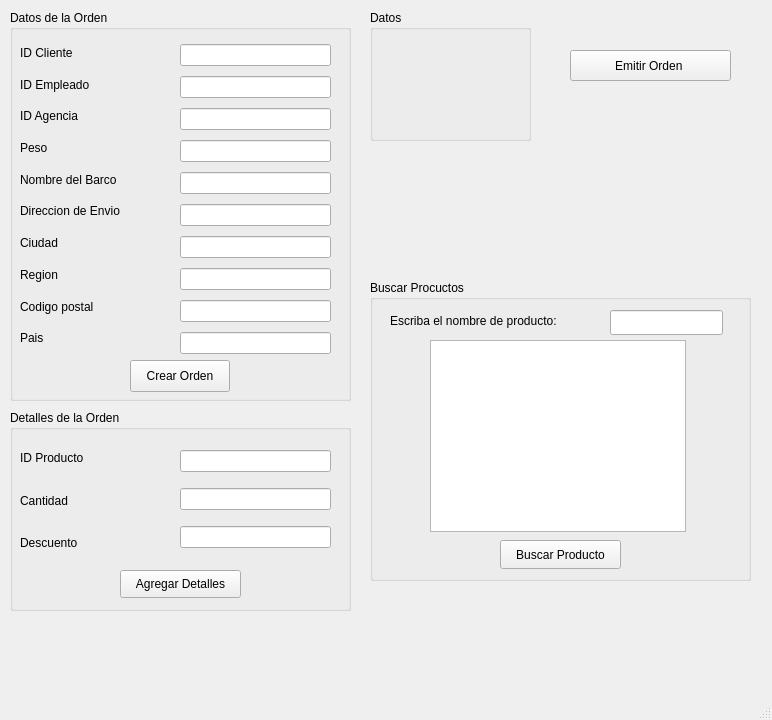
Qt form mainwindow.ui (jairoaguilarts/Desktop-App-Proyect) before a commit.
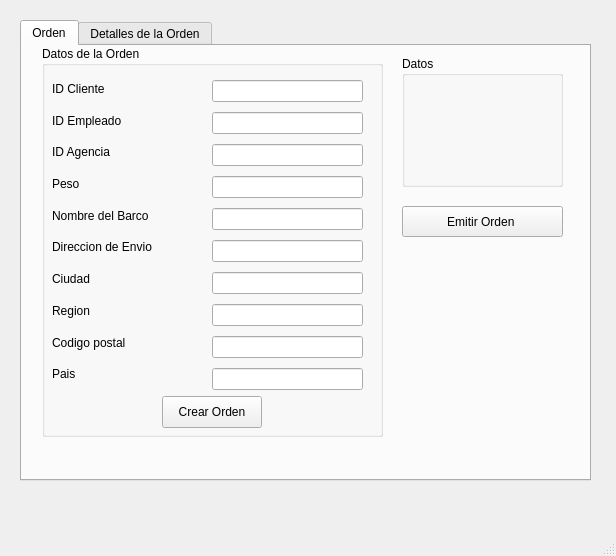
The same form after that commit. The open tabs and pages were chosen to show the change.

Commit message: UI para los reportes, e implementacion de tabs en el frame principal

```diff
--- a/mainwindow.ui
+++ b/mainwindow.ui
@@ -6,19 +6,38 @@
    <rect>
     <x>0</x>
     <y>0</y>
-    <width>772</width>
-    <height>720</height>
+    <width>616</width>
+    <height>556</height>
    </rect>
   </property>
   <property name="windowTitle">
    <string>MainWindow</string>
   </property>
   <widget class="QWidget" name="centralwidget">
+   <widget class="QTabWidget" name="tabWidget">
+    <property name="geometry">
+     <rect>
+      <x>20</x>
+      <y>20</y>
+      <width>571</width>
+      <height>461</height>
+     </rect>
+    </property>
+    <property name="toolTip">
+     <string>&lt;html&gt;&lt;head/&gt;&lt;body&gt;&lt;p&gt;&lt;br/&gt;&lt;/p&gt;&lt;/body&gt;&lt;/html&gt;</string>
+    </property>
+    <property name="currentIndex">
+     <number>1</number>
+    </property>
+    <widget class="QWidget" name="tab">
+     <attribute name="title">
+      <string>Orden</string>
+     </attribute>
    <widget class="QGroupBox" name="groupBox">
     <property name="geometry">
      <rect>
-      <x>10</x>
-      <y>10</y>
+        <x>20</x>
+        <y>0</y>
       <width>341</width>
       <height>391</height>
      </rect>
@@ -164,93 +183,77 @@
      </property>
     </widget>
    </widget>
-   <widget class="QGroupBox" name="groupBox_2">
+     <widget class="QGroupBox" name="groupBox_4">
     <property name="geometry">
      <rect>
-      <x>10</x>
-      <y>410</y>
-      <width>341</width>
-      <height>201</height>
+        <x>380</x>
+        <y>10</y>
+        <width>161</width>
+        <height>131</height>
      </rect>
     </property>
     <property name="title">
-     <string>Detalles de la Orden</string>
-    </property>
-    <widget class="QWidget" name="verticalLayoutWidget_3">
+       <string>Datos</string>
+      </property>
+      <widget class="QWidget" name="verticalLayoutWidget_5">
      <property name="geometry">
       <rect>
        <x>10</x>
        <y>30</y>
-       <width>151</width>
-       <height>121</height>
-      </rect>
-     </property>
-     <layout class="QVBoxLayout" name="verticalLayout_3">
+         <width>141</width>
+         <height>81</height>
+        </rect>
+       </property>
+       <layout class="QVBoxLayout" name="verticalLayout_5">
       <item>
-       <widget class="QLabel" name="label_12">
+         <widget class="QLabel" name="nombreCliente">
         <property name="text">
-         <string>ID Producto</string>
+           <string/>
         </property>
        </widget>
       </item>
       <item>
-       <widget class="QLabel" name="label_16">
+         <widget class="QLabel" name="nombreEmpleado">
         <property name="text">
-         <string>Cantidad</string>
+           <string/>
         </property>
        </widget>
       </item>
       <item>
-       <widget class="QLabel" name="label_14">
+         <widget class="QLabel" name="nombreAgencia">
         <property name="text">
-         <string>Descuento</string>
+           <string/>
         </property>
        </widget>
       </item>
      </layout>
     </widget>
-    <widget class="QWidget" name="verticalLayoutWidget_4">
-     <property name="geometry">
-      <rect>
-       <x>170</x>
-       <y>30</y>
-       <width>151</width>
-       <height>121</height>
-      </rect>
-     </property>
-     <layout class="QVBoxLayout" name="verticalLayout_4">
-      <item>
-       <widget class="QLineEdit" name="LE_producto"/>
-      </item>
-      <item>
-       <widget class="QLineEdit" name="LE_cantidad"/>
-      </item>
-      <item>
-       <widget class="QLineEdit" name="LE_descuento"/>
-      </item>
-     </layout>
-    </widget>
-    <widget class="QPushButton" name="PB_agregardetalles">
+     </widget>
+     <widget class="QPushButton" name="emitirorden">
      <property name="geometry">
       <rect>
-       <x>110</x>
+        <x>380</x>
        <y>160</y>
-       <width>121</width>
-       <height>28</height>
+        <width>161</width>
+        <height>31</height>
       </rect>
      </property>
      <property name="text">
-      <string>Agregar Detalles</string>
+       <string>Emitir Orden </string>
      </property>
     </widget>
    </widget>
+    <widget class="QWidget" name="tab_2">
+     <attribute name="title">
+      <string>Detalles de la Orden</string>
+     </attribute>
    <widget class="QGroupBox" name="groupBox_3">
     <property name="geometry">
      <rect>
-      <x>370</x>
-      <y>280</y>
+        <x>100</x>
+        <y>230</y>
       <width>381</width>
-      <height>301</height>
+        <height>191</height>
      </rect>
     </property>
     <property name="title">
@@ -262,7 +265,7 @@
        <x>60</x>
        <y>60</y>
        <width>256</width>
-       <height>192</height>
+         <height>81</height>
       </rect>
      </property>
     </widget>
@@ -270,7 +273,7 @@
      <property name="geometry">
       <rect>
        <x>130</x>
-       <y>260</y>
+         <y>150</y>
        <width>121</width>
        <height>29</height>
       </rect>
@@ -303,64 +306,87 @@
      </property>
     </widget>
    </widget>
-   <widget class="QGroupBox" name="groupBox_4">
+     <widget class="QGroupBox" name="groupBox_2">
     <property name="geometry">
      <rect>
-      <x>370</x>
+        <x>120</x>
       <y>10</y>
-      <width>161</width>
-      <height>131</height>
+        <width>341</width>
+        <height>201</height>
      </rect>
     </property>
     <property name="title">
-     <string>Datos</string>
-    </property>
-    <widget class="QWidget" name="verticalLayoutWidget_5">
+       <string>Detalles de la Orden</string>
+      </property>
+      <widget class="QWidget" name="verticalLayoutWidget_3">
      <property name="geometry">
       <rect>
        <x>10</x>
        <y>30</y>
-       <width>141</width>
-       <height>81</height>
-      </rect>
-     </property>
-     <layout class="QVBoxLayout" name="verticalLayout_5">
+         <width>151</width>
+         <height>121</height>
+        </rect>
+       </property>
+       <layout class="QVBoxLayout" name="verticalLayout_3">
       <item>
-       <widget class="QLabel" name="nombreCliente">
+         <widget class="QLabel" name="label_12">
         <property name="text">
-         <string/>
+           <string>ID Producto</string>
         </property>
        </widget>
       </item>
       <item>
-       <widget class="QLabel" name="nombreEmpleado">
+         <widget class="QLabel" name="label_16">
         <property name="text">
-         <string/>
+           <string>Cantidad</string>
         </property>
        </widget>
       </item>
       <item>
-       <widget class="QLabel" name="nombreAgencia">
+         <widget class="QLabel" name="label_14">
         <property name="text">
-         <string/>
+           <string>Descuento</string>
         </property>
        </widget>
       </item>
      </layout>
     </widget>
-   </widget>
-   <widget class="QPushButton" name="emitirorden">
+      <widget class="QWidget" name="verticalLayoutWidget_4">
+       <property name="geometry">
+        <rect>
+         <x>170</x>
+         <y>30</y>
+         <width>151</width>
+         <height>121</height>
+        </rect>
+       </property>
+       <layout class="QVBoxLayout" name="verticalLayout_4">
+        <item>
+         <widget class="QLineEdit" name="LE_producto"/>
+        </item>
+        <item>
+         <widget class="QLineEdit" name="LE_cantidad"/>
+        </item>
+        <item>
+         <widget class="QLineEdit" name="LE_descuento"/>
+        </item>
+       </layout>
+      </widget>
+      <widget class="QPushButton" name="PB_agregardetalles">
     <property name="geometry">
      <rect>
-      <x>570</x>
-      <y>50</y>
-      <width>161</width>
-      <height>31</height>
+         <x>110</x>
+         <y>160</y>
+         <width>121</width>
+         <height>28</height>
      </rect>
     </property>
     <property name="text">
-     <string>Emitir Orden </string>
-    </property>
+        <string>Agregar Detalles</string>
+       </property>
+      </widget>
+     </widget>
+    </widget>
    </widget>
   </widget>
   <widget class="QMenuBar" name="menubar">
```
Left out of the diff: 4 changed lines with no effect on the pictures. Lines whose indentation alone changed are shown as unchanged. The commit also changes 4 other files.
